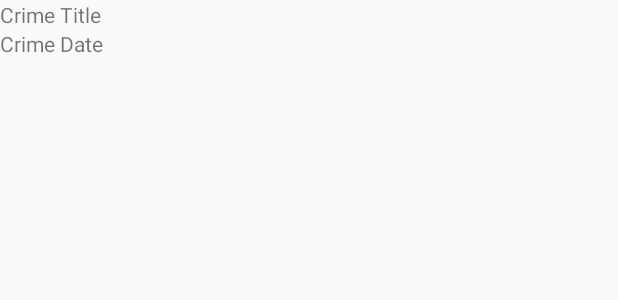
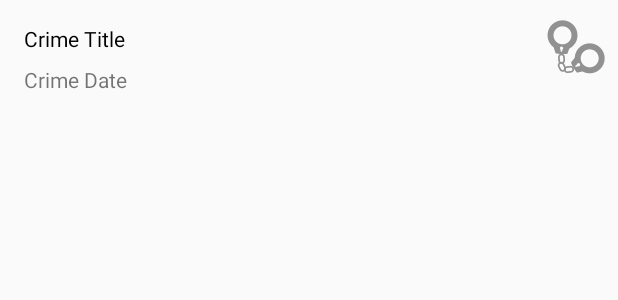
Before and after one commit to plumhly/Android_Ex, an Android app: the layout list_item_crime.xml on its own in the app's theme, with its tools: preview values and no code run, on a phone screen of 412 x 824 dp. Shown: the top 300 px of the screen. Run offline under Robolectric (Android 15) with nearby library versions, the phone set to English and light mode, and no system bars.

Commit message:
学习约束布局，

```diff
--- a/CrimminalIntent/app/src/main/java/com/example/plum/crimminalintent/CrimeListFragment.java
+++ b/CrimminalIntent/app/src/main/java/com/example/plum/crimminalintent/CrimeListFragment.java
@@ -9,6 +9,7 @@ import android.support.v7.widget.RecyclerView;
 import android.view.LayoutInflater;
 import android.view.View;
 import android.view.ViewGroup;
+import android.widget.ImageView;
 import android.widget.TextView;
 import android.widget.Toast;
 
@@ -32,6 +33,7 @@ public class CrimeListFragment extends Fragment {
     private class CrimeHolder extends RecyclerView.ViewHolder implements View.OnClickListener {
         private TextView mTitleTextView;
         private TextView mDateTextView;
+        private ImageView mSolvedImageView;
         private Crime mCrime;
 
         public CrimeHolder(LayoutInflater inflater, ViewGroup parent) {
@@ -39,12 +41,14 @@ public class CrimeListFragment extends Fragment {
             itemView.setOnClickListener(this);
             mTitleTextView = itemView.findViewById(R.id.crime_title);
             mDateTextView = itemView.findViewById(R.id.crime_date);
+            mSolvedImageView = itemView.findViewById(R.id.crime_solved);
         }
 
         public void bind(Crime crime) {
             mCrime = crime;
             mTitleTextView.setText(mCrime.getTitle());
             mDateTextView.setText(mCrime.getDate().toString());
+            mSolvedImageView.setVisibility(crime.isSolved() ? View.VISIBLE : View.GONE);
         }
 
         @Override
--- a/CrimminalIntent/app/src/main/res/layout/list_item_crime.xml
+++ b/CrimminalIntent/app/src/main/res/layout/list_item_crime.xml
@@ -1,15 +1,47 @@
 <?xml version="1.0" encoding="utf-8"?>
-<LinearLayout xmlns:android="http://schemas.android.com/apk/res/android"
-    android:orientation="vertical" android:layout_width="match_parent"
-    android:layout_height="wrap_content">
+<android.support.constraint.ConstraintLayout xmlns:android="http://schemas.android.com/apk/res/android"
+    xmlns:app="http://schemas.android.com/apk/res-auto"
+    xmlns:tools="http://schemas.android.com/tools"
+    android:id="@+id/ConstraintLayout"
+    android:layout_width="match_parent"
+    android:layout_height="wrap_content"
+    tools:layout_editor_absoluteY="81dp">
+
     <TextView
         android:id="@+id/crime_title"
-        android:layout_width="match_parent"
+        android:layout_width="0dp"
         android:layout_height="wrap_content"
-        android:text="Crime Title"/>
+        android:layout_marginStart="16dp"
+        android:layout_marginTop="16dp"
+        android:layout_marginEnd="8dp"
+        android:text="Crime Title"
+        android:textColor="@android:color/black"
+        app:layout_constraintEnd_toStartOf="@+id/crime_solved"
+        app:layout_constraintHorizontal_bias="1.0"
+        app:layout_constraintStart_toStartOf="parent"
+        app:layout_constraintTop_toTopOf="parent" />
+
     <TextView
         android:id="@+id/crime_date"
-        android:layout_width="match_parent"
+        android:layout_width="0dp"
         android:layout_height="wrap_content"
-        android:text="Crime Date"/>
-</LinearLayout>
+        android:layout_marginStart="16dp"
+        android:layout_marginTop="8dp"
+        android:layout_marginEnd="8dp"
+        android:text="Crime Date"
+        app:layout_constraintEnd_toStartOf="@+id/crime_solved"
+        app:layout_constraintStart_toStartOf="parent"
+        app:layout_constraintTop_toBottomOf="@+id/crime_title" />
+
+    <ImageView
+        android:id="@+id/crime_solved"
+        android:layout_width="wrap_content"
+        android:layout_height="wrap_content"
+        android:layout_marginTop="8dp"
+        android:layout_marginEnd="8dp"
+        android:layout_marginBottom="8dp"
+        app:layout_constraintBottom_toBottomOf="parent"
+        app:layout_constraintEnd_toEndOf="parent"
+        app:layout_constraintTop_toTopOf="parent"
+        app:srcCompat="@drawable/ic_solved" />
+</android.support.constraint.ConstraintLayout>
```
Also changed, not shown: CrimminalIntent/app/src/main/res/drawable-hdpi/ic_solved.png (added), CrimminalIntent/app/src/main/res/drawable-mdpi/ic_solved.png (added), CrimminalIntent/app/src/main/res/drawable-xhdpi/ic_solved.png (added), CrimminalIntent/app/src/main/res/drawable-xxhdpi/ic_solved.png (added), CrimminalIntent/app/src/main/res/drawable-xxxhdpi/ic_solved.png (added).
